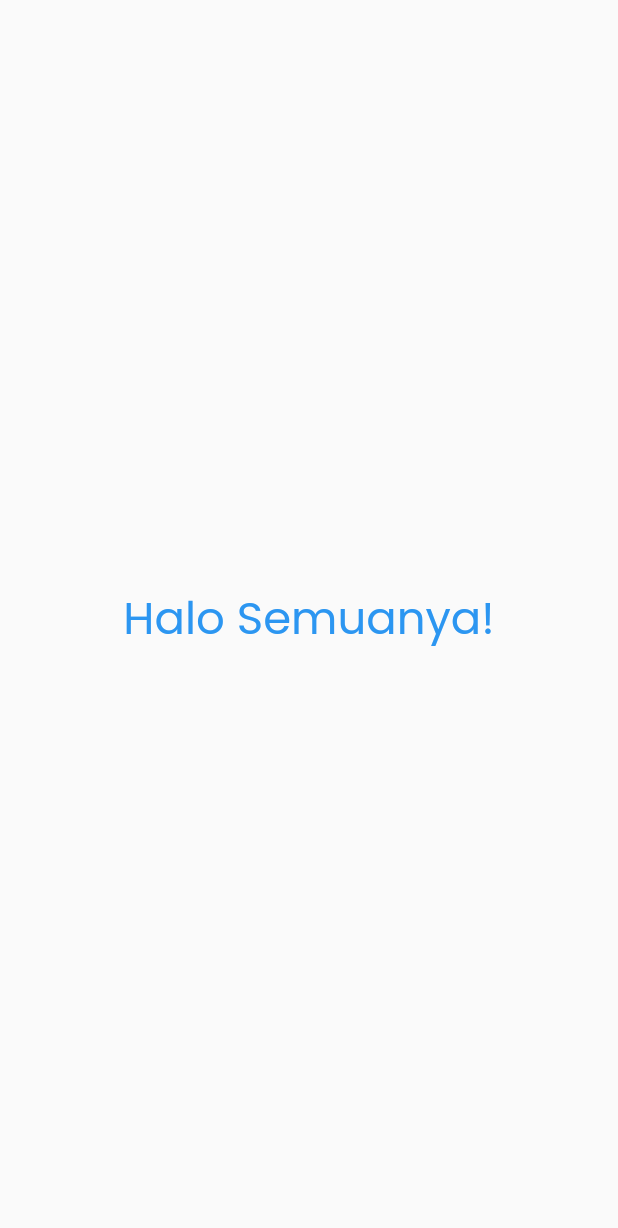
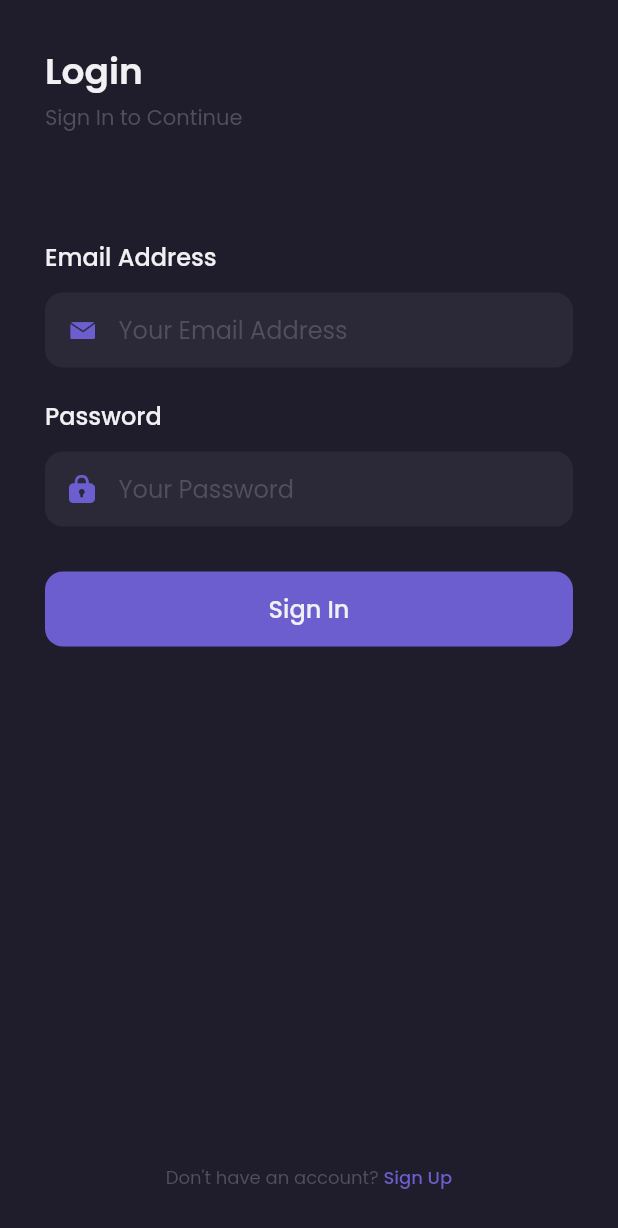
Before and after one commit to 1hafizhsdq/shamo, a Flutter app: the screen it shows after launch, on a phone screen of 412 x 824 dp. Shown: the top 1228 px of the screen. Run offline on Flutter 3.47's test engine with Material 2 defaults, Android fonts, the phone set to English and light mode, and no system bars; our stand-ins replace google_fonts.

Commit message:
splash, sign in

```diff
--- a/lib/main.dart
+++ b/lib/main.dart
@@ -1,4 +1,6 @@
 import 'package:flutter/material.dart';
+import 'package:shamo/pages/sign_in_page.dart';
+import 'package:shamo/pages/splash_page.dart';
 import 'theme.dart';
 
 void main() => runApp(MyApp());
@@ -10,25 +12,10 @@ class MyApp extends StatelessWidget {
   Widget build(BuildContext context) {
     return MaterialApp(
       debugShowCheckedModeBanner: false,
-      home: HomePage(),
+      routes: {
+        '/': (context) => SplashPage(),
+        '/sign-in':(context) => SignInPage(),
+      },
     );
   }
 }
-
-class HomePage extends StatelessWidget {
-  const HomePage({super.key});
-
-  @override
-  Widget build(BuildContext context) {
-    return Scaffold(
-      body: Center(
-        child: Text(
-          "Halo Semuanya!",
-          style: priceTextStyle.copyWith(
-            fontSize: 30,
-          ),
-        ),
-      ),
-    );
-  }
-}
--- /dev/null
+++ b/lib/pages/sign_in_page.dart
@@ -0,0 +1,211 @@
+import 'package:flutter/material.dart';
+import 'package:shamo/theme.dart';
+
+class SignInPage extends StatelessWidget {
+  const SignInPage({super.key});
+
+  @override
+  Widget build(BuildContext context) {
+    Widget header() {
+      return Container(
+        margin: EdgeInsets.only(top: 30),
+        child: Column(
+          crossAxisAlignment: CrossAxisAlignment.start,
+          children: [
+            Text(
+              "Login",
+              style: primaryTextStyle.copyWith(
+                fontSize: 24,
+                fontWeight: semibold,
+              ),
+            ),
+            SizedBox(
+              height: 2.0,
+            ),
+            Text(
+              "Sign In to Continue",
+              style: subtitleTextStyle,
+            ),
+          ],
+        ),
+      );
+    }
+
+    Widget emailInput() {
+      return Container(
+        margin: EdgeInsets.only(top: 70),
+        child: Column(
+          crossAxisAlignment: CrossAxisAlignment.start,
+          children: [
+            Text(
+              "Email Address",
+              style: primaryTextStyle.copyWith(
+                fontSize: 16,
+                fontWeight: medium,
+              ),
+            ),
+            SizedBox(
+              height: 12.0,
+            ),
+            Container(
+              height: 50,
+              padding: EdgeInsets.symmetric(
+                horizontal: 16,
+              ),
+              decoration: BoxDecoration(
+                color: backgroundColor2,
+                borderRadius: BorderRadius.circular(12),
+              ),
+              child: Center(
+                child: Row(
+                  children: [
+                    Image.asset(
+                      'assets/icon_email.png',
+                      width: 17,
+                    ),
+                    SizedBox(
+                      width: 16,
+                    ),
+                    Expanded(
+                      child: TextFormField(
+                        style: primaryTextStyle,
+                        decoration: InputDecoration.collapsed(
+                          hintText: 'Your Email Address',
+                          hintStyle: subtitleTextStyle,
+                        ),
+                      ),
+                    ),
+                  ],
+                ),
+              ),
+            )
+          ],
+        ),
+      );
+    }
+
+    Widget passwordInput() {
+      return Container(
+        margin: EdgeInsets.only(top: 20),
+        child: Column(
+          crossAxisAlignment: CrossAxisAlignment.start,
+          children: [
+            Text(
+              "Password",
+              style: primaryTextStyle.copyWith(
+                fontSize: 16,
+                fontWeight: medium,
+              ),
+            ),
+            SizedBox(
+              height: 12.0,
+            ),
+            Container(
+              height: 50,
+              padding: EdgeInsets.symmetric(
+                horizontal: 16,
+              ),
+              decoration: BoxDecoration(
+                color: backgroundColor2,
+                borderRadius: BorderRadius.circular(12),
+              ),
+              child: Center(
+                child: Row(
+                  children: [
+                    Image.asset(
+                      'assets/icon_password.png',
+                      width: 17,
+                    ),
+                    SizedBox(
+                      width: 16,
+                    ),
+                    Expanded(
+                      child: TextFormField(
+                        style: primaryTextStyle,
+                        obscureText: true,
+                        decoration: InputDecoration.collapsed(
+                          hintText: 'Your Password',
+                          hintStyle: subtitleTextStyle,
+                        ),
+                      ),
+                    ),
+                  ],
+                ),
+              ),
+            )
+          ],
+        ),
+      );
+    }
+
+    Widget signInButton() {
+      return Container(
+        height: 50,
+        width: double.infinity,
+        margin: EdgeInsets.only(top: 30),
+        child: TextButton(
+          onPressed: () {},
+          style: TextButton.styleFrom(
+              backgroundColor: primaryColor,
+              shape: RoundedRectangleBorder(
+                borderRadius: BorderRadius.circular(12),
+              )),
+          child: Text(
+            "Sign In",
+            style: primaryTextStyle.copyWith(
+              fontSize: 16,
+              fontWeight: medium,
+            ),
+          ),
+        ),
+      );
+    }
+
+    Widget footer() {
+      return Container(
+        margin: EdgeInsets.only(bottom: 30),
+        child: Row(
+          mainAxisAlignment: MainAxisAlignment.center,
+          children: [
+            Text(
+              "Don't have an account? ",
+              style: subtitleTextStyle.copyWith(
+                fontSize: 12,
+              ),
+            ),
+            Text(
+              "Sign Up",
+              style: purpleTextStyle.copyWith(
+                fontSize: 12,
+                fontWeight: medium,
+              ),
+            ),
+          ],
+        ),
+      );
+    }
+
+    return Scaffold(
+      backgroundColor: backgroundColor1,
+      resizeToAvoidBottomInset: false,
+      body: SafeArea(
+        child: Container(
+          margin: EdgeInsets.symmetric(
+            horizontal: defaultMargin,
+          ),
+          child: Column(
+            crossAxisAlignment: CrossAxisAlignment.start,
+            children: [
+              header(),
+              emailInput(),
+              passwordInput(),
+              signInButton(),
+              Spacer(),
+              footer()
+            ],
+          ),
+        ),
+      ),
+    );
+  }
+}
--- /dev/null
+++ b/lib/pages/splash_page.dart
@@ -0,0 +1,45 @@
+import 'dart:async';
+
+import 'package:flutter/material.dart';
+import 'package:shamo/theme.dart';
+
+class SplashPage extends StatefulWidget {
+  const SplashPage({super.key});
+
+  @override
+  State<SplashPage> createState() => _SplashPageState();
+}
+
+class _SplashPageState extends State<SplashPage> {
+  @override
+  void initState() {
+    // TODO: implement initState
+
+    Timer(
+      Duration(seconds: 3),
+      () => Navigator.pushNamed(context, '/sign-in'),
+    );
+
+    super.initState();
+  }
+
+  @override
+  Widget build(BuildContext context) {
+    return Scaffold(
+      backgroundColor: backgroundColor1,
+      body: Center(
+        child: Container(
+          width: 130,
+          height: 150,
+          decoration: BoxDecoration(
+            image: DecorationImage(
+              image: AssetImage(
+                'assets/image_splash.png',
+              ),
+            ),
+          ),
+        ),
+      ),
+    );
+  }
+}
--- a/lib/theme.dart
+++ b/lib/theme.dart
@@ -1,5 +1,7 @@
 import 'package:flutter/material.dart';
 import 'package:google_fonts/google_fonts.dart';
+
+double defaultMargin = 30.0;
 
 Color primaryColor = Color(0xff6C5ECF);
 Color secondaryColor = Color(0xff38ABBE);
@@ -10,6 +12,7 @@ Color backgroundColor2 = Color(0xff2B2937);
 Color backgroundColor3 = Color(0xff242231);
 Color primaryTextColor = Color(0xffF1F0F2);
 Color secondaryTextColor = Color(0xff999999);
+Color subtitleColor = Color(0xff504F5E);
 
 TextStyle primaryTextStyle = GoogleFonts.poppins(
   color: primaryTextColor,
@@ -17,8 +20,14 @@ TextStyle primaryTextStyle = GoogleFonts.poppins(
 TextStyle secondaryTextStyle = GoogleFonts.poppins(
   color: secondaryTextColor,
 );
+TextStyle subtitleTextStyle = GoogleFonts.poppins(
+  color: subtitleColor,
+);
 TextStyle priceTextStyle = GoogleFonts.poppins(
   color: priceColor,
+);
+TextStyle purpleTextStyle = GoogleFonts.poppins(
+  color: primaryColor,
 );
 
 FontWeight light = FontWeight.w300;
```
